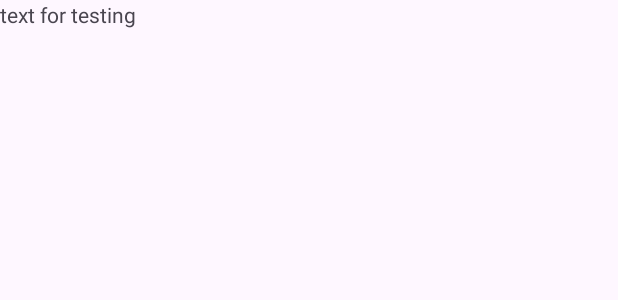
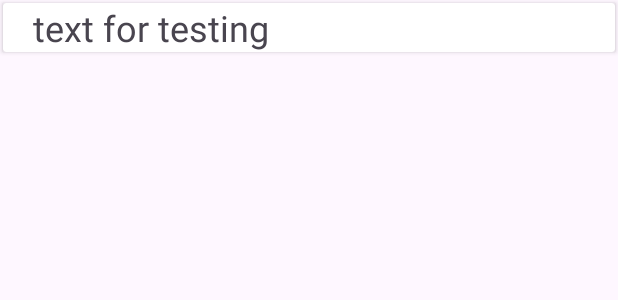
Before and after one commit to bogialmasi/androidKanbanBoard, an Android app: the layout list_item.xml on its own in the app's theme, with its tools: preview values and no code run, on a phone screen of 412 x 824 dp. Shown: the top 300 px of the screen. Run offline under Robolectric (Android 15) with nearby library versions, the phone set to English and light mode, and no system bars.

Commit message:
putting list items in card view, initializing context menu

```diff
--- a/app/src/main/res/layout/list_item.xml
+++ b/app/src/main/res/layout/list_item.xml
@@ -1,11 +1,22 @@
 <?xml version="1.0" encoding="utf-8"?>
-<LinearLayout xmlns:android="http://schemas.android.com/apk/res/android"
+<androidx.cardview.widget.CardView
+    xmlns:android="http://schemas.android.com/apk/res/android"
+    android:layout_height="wrap_content"
     android:layout_width="match_parent"
-    android:layout_height="wrap_content">
-    <TextView
-        android:layout_width="wrap_content"
-        android:layout_height="wrap_content"
-        android:id="@+id/list_item_content"
-        android:text="@string/text"
-        />
-</LinearLayout>
+    android:elevation="6dp"
+    android:layout_margin="2dp"
+    android:id="@+id/list_item_layout">
+    <LinearLayout
+        android:layout_width="match_parent"
+        android:layout_height="match_parent"
+        android:orientation="horizontal">
+        <TextView
+            android:layout_width="match_parent"
+            android:layout_height="wrap_content"
+            android:textSize="24sp"
+            android:text="@string/text"
+            android:layout_marginStart="20dp"
+            android:id="@+id/list_item_content"
+            />
+    </LinearLayout>
+</androidx.cardview.widget.CardView>
```
Also changed, not shown: app/src/main/java/com/example/kanban/adapter/RecyclerAdapter.kt (+17 -4 lines).
